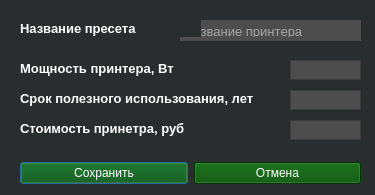
Before: the Qt Designer form src/view/ui/settings_preset.ui in Ranzo/Calc3d_by_Risen, drawn with Qt 5.
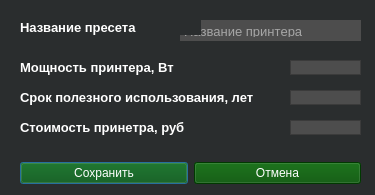
After: the same form once the commit is applied. Icons and pictures are not drawn.

What changed in the file:
```diff
--- a/src/view/ui/settings_preset.ui
+++ b/src/view/ui/settings_preset.ui
@@ -29,7 +29,7 @@
      <x>20</x>
      <y>120</y>
      <width>181</width>
-     <height>17</height>
+          <height>15</height>
     </rect>
    </property>
    <property name="font">
@@ -51,7 +51,7 @@
      <x>290</x>
      <y>120</y>
      <width>71</width>
-     <height>20</height>
+          <height>15</height>
     </rect>
    </property>
    <property name="sizePolicy">
@@ -122,7 +122,7 @@
      <x>20</x>
      <y>60</y>
      <width>181</width>
-     <height>17</height>
+          <height>15</height>
     </rect>
    </property>
    <property name="font">
@@ -176,7 +176,7 @@
      <x>290</x>
      <y>90</y>
      <width>71</width>
-     <height>20</height>
+          <height>15</height>
     </rect>
    </property>
    <property name="sizePolicy">
@@ -247,7 +247,7 @@
      <x>290</x>
      <y>60</y>
      <width>71</width>
-     <height>20</height>
+          <height>15</height>
     </rect>
    </property>
    <property name="sizePolicy">
@@ -389,7 +389,7 @@
      <x>20</x>
      <y>90</y>
      <width>261</width>
-     <height>17</height>
+          <height>15</height>
     </rect>
    </property>
    <property name="font">
@@ -411,7 +411,7 @@
      <x>20</x>
      <y>20</y>
      <width>181</width>
-     <height>17</height>
+          <height>15</height>
     </rect>
    </property>
    <property name="font">
```
Left out of the diff: 3 changed lines with no effect on the pictures. Lines whose indentation alone changed are shown as unchanged.
